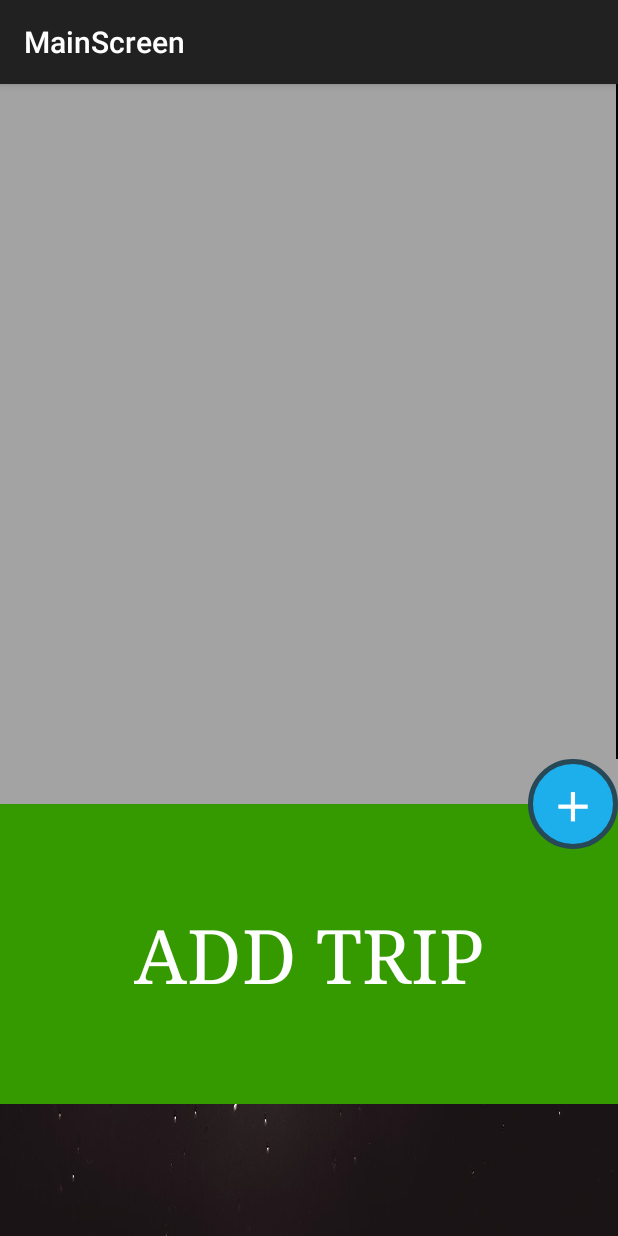
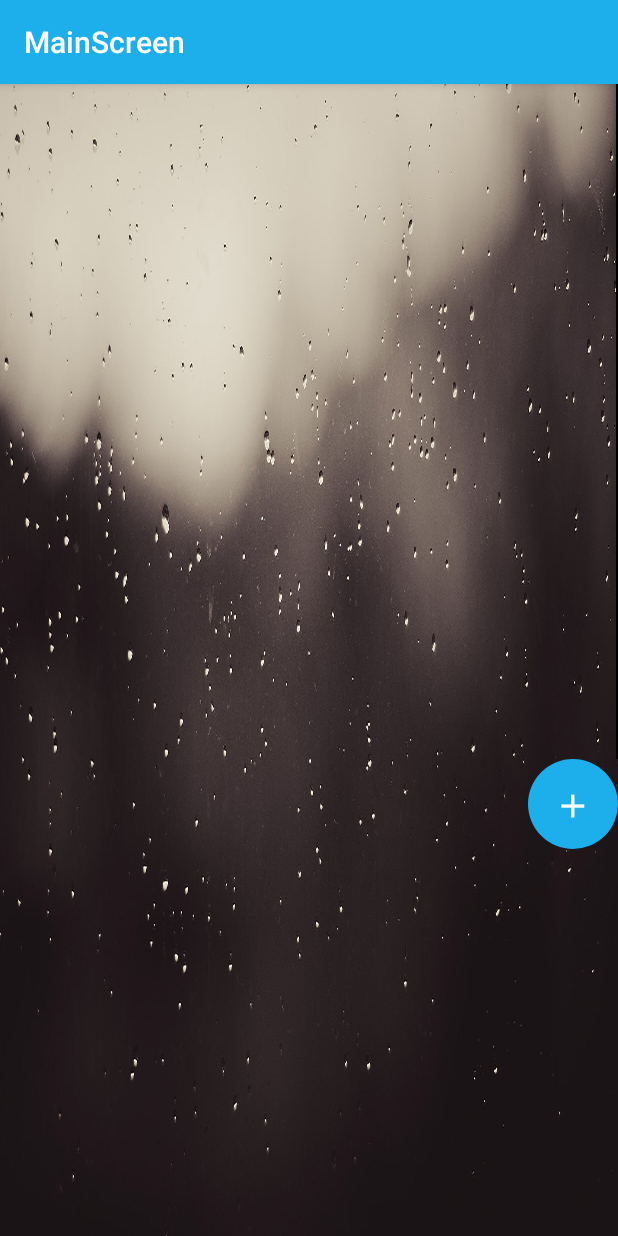
Before and after one commit to vikkyconer/Hisab, an Android app: the screen it shows after launch (MainScreenActivity), on a phone screen of 412 x 824 dp. Run offline under Robolectric (Android 15) with nearby library versions, the phone set to English and light mode, and no system bars; libraries missing offline, so code that uses them is left out: rx.subjects; 1 statement that could not run was skipped.

Commit message:
Improved the UI

```diff
--- a/app/src/main/java/com/example/vikky/hisab/AddFriendsActivity.java
+++ b/app/src/main/java/com/example/vikky/hisab/AddFriendsActivity.java
@@ -25,7 +25,8 @@ public class AddFriendsActivity extends ActionBarActivity {
         super.onCreate(savedInstanceState);
         setContentView(R.layout.activity_add_friends);
         Log.i("AddFriendsActivity", "in onCreate");
-
+        final android.support.v7.app.ActionBar actionBar = getSupportActionBar();
+        actionBar.setBackgroundDrawable(getResources().getDrawable(R.color.blue1));
         new AddFriendsPresenter(addFriendsView(), addFriendsModel());
     }
 
--- a/app/src/main/java/com/example/vikky/hisab/ComputeActivity.java
+++ b/app/src/main/java/com/example/vikky/hisab/ComputeActivity.java
@@ -24,6 +24,8 @@ public class ComputeActivity extends ActionBarActivity {
         setContentView(R.layout.activity_compute);
         Intent i = getIntent();
         setExpenditureMap((Map<String, Integer>) i.getSerializableExtra("expenditureMap"));
+        final android.support.v7.app.ActionBar actionBar = getSupportActionBar();
+        actionBar.setBackgroundDrawable(getResources().getDrawable(R.color.blue1));
         new ComputePresenter(computeModel(), computeView());
     }
 
--- a/app/src/main/java/com/example/vikky/hisab/MainScreenActivity.java
+++ b/app/src/main/java/com/example/vikky/hisab/MainScreenActivity.java
@@ -1,5 +1,6 @@
 package com.example.vikky.hisab;
 
+import android.app.ActionBar;
 import android.os.Bundle;
 import android.support.v7.app.ActionBarActivity;
 import android.util.Log;
@@ -12,7 +13,8 @@ public class MainScreenActivity extends ActionBarActivity {
         super.onCreate(savedInstanceState);
         setContentView(R.layout.activity_main_screen);
         Log.i("MainScreenActivity", "in onCreate");
-
+        final android.support.v7.app.ActionBar actionBar = getSupportActionBar();
+        actionBar.setBackgroundDrawable(getResources().getDrawable(R.color.blue1));
         new MainScreenPresenter(mainScreenView(), mainScreenModel());
 //        new SlidingDrawerPresenter(slidingDrawerView(), slidingDrawerModel());
 
--- a/app/src/main/java/com/example/vikky/hisab/MainScreenFragment.java
+++ b/app/src/main/java/com/example/vikky/hisab/MainScreenFragment.java
@@ -13,7 +13,6 @@ import android.util.Log;
 import android.view.LayoutInflater;
 import android.view.View;
 import android.view.ViewGroup;
-import android.widget.Button;
 import android.widget.TextView;
 
 import java.util.ArrayList;
@@ -67,11 +66,7 @@ public class MainScreenFragment extends Fragment implements MainScreenView, View
 
     private void setEventsForViews() {
         Log.i("MainScreenFragment", "in setEventsForViews");
-
         addPlace.setOnClickListener(this);
-        recyclerView.setOnClickListener(this);
-        placesAdapter.onClick(getView());
-
     }
 
     private void defaultConfiguration() {
@@ -119,12 +114,7 @@ public class MainScreenFragment extends Fragment implements MainScreenView, View
 
     @Override
     public void onClick(View v) {
-        if (v.getId() == R.id.add_place) {
-            addPlaceData();
-        } else if (v.getId() == R.id.rv) {
-
-        } else if (v.getId() == R.id.change_background) {
-        }
+        addPlaceData();
     }
 
     BroadcastReceiver mBroadcastReceiver = new BroadcastReceiver() {
--- a/app/src/main/res/drawable-xhdpi/textview_design.xml
+++ b/app/src/main/res/drawable-xhdpi/textview_design.xml
@@ -1,9 +1,6 @@
 <?xml version="1.0" encoding="utf-8"?>
 <shape xmlns:android="http://schemas.android.com/apk/res/android">
 
-    <stroke
-        android:width="3dp"
-        android:color="@color/darkBlue2" />
 
     <corners
         android:bottomLeftRadius="40dp"
--- a/app/src/main/res/layout/activity_main_screen.xml
+++ b/app/src/main/res/layout/activity_main_screen.xml
@@ -4,31 +4,6 @@
     android:layout_height="match_parent"
     android:background="@drawable/main_screen_background_1"
     tools:context="com.example.vikky.hisab.MainScreenActivity">
-
-    <LinearLayout
-        android:id="@+id/above_layout"
-        android:layout_width="match_parent"
-        android:layout_height="480dp"
-        android:background="@color/gray"
-        android:orientation="horizontal" />
-
-
-    <RelativeLayout
-        android:layout_width="match_parent"
-        android:layout_height="200dp"
-        android:layout_below="@id/above_layout"
-        android:background="@color/green1">
-
-        <TextView
-            android:layout_width="wrap_content"
-            android:layout_height="wrap_content"
-            android:layout_centerInParent="true"
-            android:text="ADD TRIP"
-            android:textColor="@color/white"
-            android:textSize="50sp"
-            android:typeface="serif" />
-    </RelativeLayout>
-
 
     <fragment
         android:id="@+id/main_screen_fragment"
--- a/app/src/main/res/layout/add_friends_fragment.xml
+++ b/app/src/main/res/layout/add_friends_fragment.xml
@@ -43,7 +43,7 @@
         android:gravity="center"
         android:text="+"
         android:textColor="@color/white"
-        android:textSize="45dp" />
+        android:textSize="35dp" />
 
     <View
         android:id="@+id/expenses_below_this"
--- a/app/src/main/res/layout/main_screen_fragment.xml
+++ b/app/src/main/res/layout/main_screen_fragment.xml
@@ -6,7 +6,7 @@
     <android.support.v7.widget.RecyclerView
         android:id="@+id/rv"
         android:layout_width="match_parent"
-        android:layout_height="483dp" />
+        android:layout_height="match_parent" />
 
 
     <View
@@ -23,10 +23,10 @@
         android:layout_alignParentRight="true"
         android:layout_below="@id/below_this"
         android:background="@drawable/textview_design"
+        android:gravity="center"
         android:text="+"
-        android:gravity="center"
         android:textColor="@color/white"
-        android:textSize="45dp"
+        android:textSize="35dp"
         android:typeface="serif" />
 
 
```
Also changed, not shown: app/src/main/java/com/example/vikky/hisab/Dialogue.java (+15 -3 lines), app/src/main/java/com/example/vikky/hisab/RVAdapter.java (+5 -18 lines), app/src/main/res/layout/activity_add_friends.xml (+1 -13 lines), app/src/main/res/layout/card.xml (+3 -18 lines).
